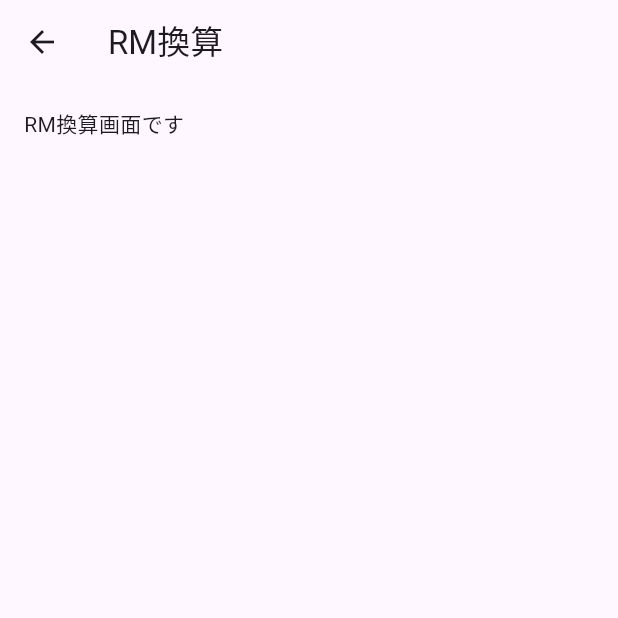
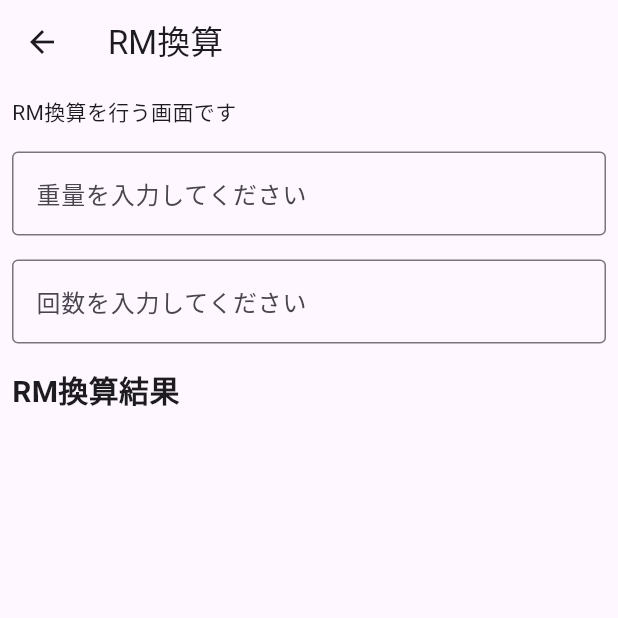
Before and after one commit to yudaitakeda/per, a Flutter app: the Rmstate screen opened directly, on a phone screen of 412 x 824 dp, the top half of it. Run offline on Flutter 3.47's test engine with Material 3 defaults, Android fonts, the light colour scheme and no system bars; our stand-ins replace table_calendar.

Commit message:
style:追加

```diff
--- a/lib/rm.dart
+++ b/lib/rm.dart
@@ -15,14 +15,46 @@ class _RmState extends State<Rmstate> {
   Widget build(BuildContext context) {
     return Scaffold(
       appBar: AppBar(
-        title: const Text('RM換算'),
+        title: const Text('RM換算'), //
       ),
       body: Column(
-        crossAxisAlignment: CrossAxisAlignment.start,
+        //縦に並べる
+        crossAxisAlignment: CrossAxisAlignment.start, //左寄せ
         children: const [
+          //定数
           Padding(
-            padding: EdgeInsets.all(16.0),
-            child: Text('RM換算画面です'),
+            padding: EdgeInsets.all(8.0), //余白
+            child: Text('RM換算を行う画面です'),
+          ),
+          Padding(
+            padding: EdgeInsets.all(8.0), //余白
+            child: TextField(
+              decoration: InputDecoration(
+                //入力フォームの装飾
+                border: OutlineInputBorder(), // 枠線をつける
+                labelText: '重量を入力してください',
+              ),
+            ),
+          ),
+          Padding(
+            padding: EdgeInsets.all(8.0), //余白
+            child: TextField(
+              decoration: InputDecoration(
+                //入力フォームの装飾
+                border: OutlineInputBorder(), // 枠線をつける
+                labelText: '回数を入力してください',
+              ),
+            ),
+          ),
+          Padding(
+            padding: EdgeInsets.all(8.0), //余白
+            child: Text(
+              'RM換算結果',
+              style: TextStyle(
+                fontSize: 20.0, //フォントサイズ
+                fontWeight: FontWeight.bold, //太字
+              ),
+            ),
           ),
         ],
       ),
```
